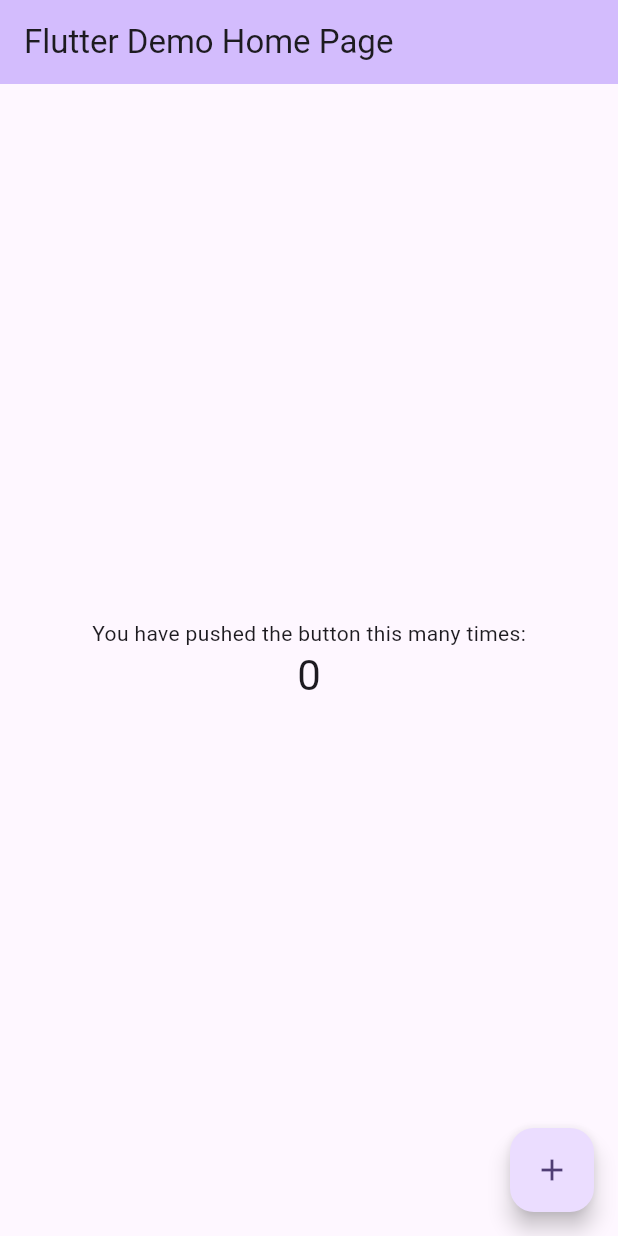
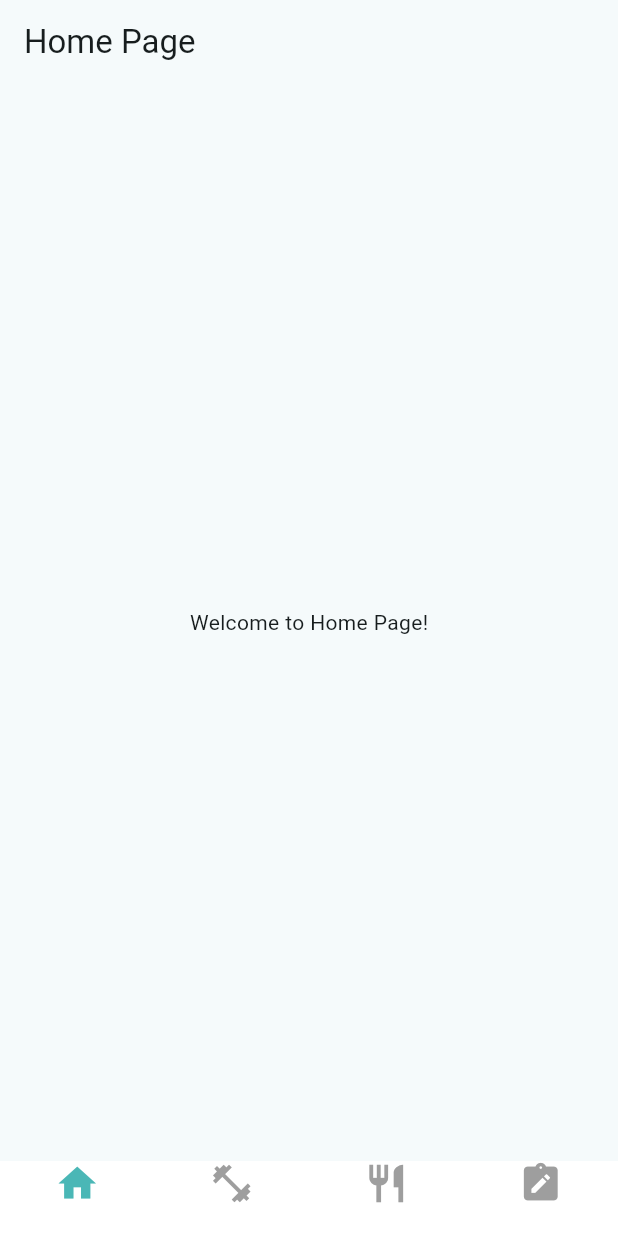
Before and after one commit to NDHunq/SE215_NutriFit, a Flutter app: the screen it shows after launch, on a phone screen of 412 x 824 dp. Run offline on Flutter 3.47's test engine with Material 3 defaults, Android fonts, the phone set to English and light mode, and no system bars.

Commit message:
navigation bar

```diff
--- a/lib/core/configs/theme/app_colors.dart
+++ b/lib/core/configs/theme/app_colors.dart
@@ -1,7 +1,7 @@
-// import 'dart:ui';
+import 'dart:ui';
 
 class AppColors {
-  // static const xanh_main = Color(0xff4AB7B6);
+  static const xanh_ngoc_nhat = Color(0xff4AB7B6);
   // static const cam_main = Color(0xffFFA551);
   // static const do_main = Color(0xffE95F61);
   // static const xam_nhat = Color(0xffC5C5C5);
--- a/lib/main.dart
+++ b/lib/main.dart
@@ -1,125 +1,37 @@
+import 'package:flutter/foundation.dart';
 import 'package:flutter/material.dart';
+import 'package:se215_nutrifit/presentation/screens/navigation/navigation.dart';
 
-void main() {
+// Thêm dòng này
+
+Future main() async {
+  // Initialize dependencies
+
   runApp(const MyApp());
 }
 
-class MyApp extends StatelessWidget {
+class MyApp extends StatefulWidget {
   const MyApp({super.key});
 
+  @override
+  State<MyApp> createState() => _MyAppState();
+}
+
+class _MyAppState extends State<MyApp> {
   // This widget is the root of your application.
+
   @override
   Widget build(BuildContext context) {
     return MaterialApp(
-      title: 'Flutter Demo',
+      title: 'TaskMate',
       theme: ThemeData(
-        // This is the theme of your application.
-        //
-        // TRY THIS: Try running your application with "flutter run". You'll see
-        // the application has a purple toolbar. Then, without quitting the app,
-        // try changing the seedColor in the colorScheme below to Colors.green
-        // and then invoke "hot reload" (save your changes or press the "hot
-        // reload" button in a Flutter-supported IDE, or press "r" if you used
-        // the command line to start the app).
-        //
-        // Notice that the counter didn't reset back to zero; the application
-        // state is not lost during the reload. To reset the state, use hot
-        // restart instead.
-        //
-        // This works for code too, not just values: Most code changes can be
-        // tested with just a hot reload.
-        colorScheme: ColorScheme.fromSeed(seedColor: Colors.deepPurple),
+        colorScheme: ColorScheme.fromSeed(
+            seedColor: const Color.fromARGB(255, 255, 255, 255)),
         useMaterial3: true,
       ),
-      home: const MyHomePage(title: 'Flutter Demo Home Page'),
+
+      home: Navigation(),
+      debugShowCheckedModeBanner: false, // Bỏ nhãn DEBUG
     );
   }
 }
-
-class MyHomePage extends StatefulWidget {
-  const MyHomePage({super.key, required this.title});
-
-  // This widget is the home page of your application. It is stateful, meaning
-  // that it has a State object (defined below) that contains fields that affect
-  // how it looks.
-
-  // This class is the configuration for the state. It holds the values (in this
-  // case the title) provided by the parent (in this case the App widget) and
-  // used by the build method of the State. Fields in a Widget subclass are
-  // always marked "final".
-
-  final String title;
-
-  @override
-  State<MyHomePage> createState() => _MyHomePageState();
-}
-
-class _MyHomePageState extends State<MyHomePage> {
-  int _counter = 0;
-
-  void _incrementCounter() {
-    setState(() {
-      // This call to setState tells the Flutter framework that something has
-      // changed in this State, which causes it to rerun the build method below
-      // so that the display can reflect the updated values. If we changed
-      // _counter without calling setState(), then the build method would not be
-      // called again, and so nothing would appear to happen.
-      _counter++;
-    });
-  }
-
-  @override
-  Widget build(BuildContext context) {
-    // This method is rerun every time setState is called, for instance as done
-    // by the _incrementCounter method above.
-    //
-    // The Flutter framework has been optimized to make rerunning build methods
-    // fast, so that you can just rebuild anything that needs updating rather
-    // than having to individually change instances of widgets.
-    return Scaffold(
-      appBar: AppBar(
-        // TRY THIS: Try changing the color here to a specific color (to
-        // Colors.amber, perhaps?) and trigger a hot reload to see the AppBar
-        // change color while the other colors stay the same.
-        backgroundColor: Theme.of(context).colorScheme.inversePrimary,
-        // Here we take the value from the MyHomePage object that was created by
-        // the App.build method, and use it to set our appbar title.
-        title: Text(widget.title),
-      ),
-      body: Center(
-        // Center is a layout widget. It takes a single child and positions it
-        // in the middle of the parent.
-        child: Column(
-          // Column is also a layout widget. It takes a list of children and
-          // arranges them vertically. By default, it sizes itself to fit its
-          // children horizontally, and tries to be as tall as its parent.
-          //
-          // Column has various properties to control how it sizes itself and
-          // how it positions its children. Here we use mainAxisAlignment to
-          // center the children vertically; the main axis here is the vertical
-          // axis because Columns are vertical (the cross axis would be
-          // horizontal).
-          //
-          // TRY THIS: Invoke "debug painting" (choose the "Toggle Debug Paint"
-          // action in the IDE, or press "p" in the console), to see the
-          // wireframe for each widget.
-          mainAxisAlignment: MainAxisAlignment.center,
-          children: <Widget>[
-            const Text(
-              'You have pushed the button this many times:',
-            ),
-            Text(
-              '$_counter',
-              style: Theme.of(context).textTheme.headlineMedium,
-            ),
-          ],
-        ),
-      ),
-      floatingActionButton: FloatingActionButton(
-        onPressed: _incrementCounter,
-        tooltip: 'Increment',
-        child: const Icon(Icons.add),
-      ), // This trailing comma makes auto-formatting nicer for build methods.
-    );
-  }
-}
--- /dev/null
+++ b/lib/presentation/screens/home/HomePage.dart
@@ -0,0 +1,15 @@
+import 'package:flutter/material.dart';
+
+class HomePage extends StatelessWidget {
+  @override
+  Widget build(BuildContext context) {
+    return Scaffold(
+      appBar: AppBar(
+        title: Text('Home Page'),
+      ),
+      body: Center(
+        child: Text('Welcome to Home Page!'),
+      ),
+    );
+  }
+}
--- /dev/null
+++ b/lib/presentation/screens/navigation/navigation.dart
@@ -0,0 +1,115 @@
+import 'package:flutter/material.dart';
+import 'package:se215_nutrifit/core/configs/theme/app_colors.dart';
+import 'package:se215_nutrifit/presentation/screens/home/HomePage.dart';
+import 'package:se215_nutrifit/presentation/screens/plan/planPage.dart';
+import 'package:se215_nutrifit/presentation/screens/recipe/recipePage.dart';
+import 'package:se215_nutrifit/presentation/screens/workout/workoutPage.dart';
+
+class Navigation extends StatefulWidget {
+  final int? tab;
+  final int? userId;
+  const Navigation({super.key, this.tab, this.userId});
+
+  @override
+  State<Navigation> createState() => _NavigationState();
+}
+
+class _NavigationState extends State<Navigation> {
+  int userId = 0;
+  String Useravatar = "";
+  Future<void> userID() async {}
+
+  int currentPageIndex = 0;
+  @override
+  void initState() {
+    super.initState();
+
+    currentPageIndex = widget.tab ?? 0;
+  }
+
+  @override
+  Widget build(BuildContext context) {
+    return Scaffold(
+        bottomNavigationBar: _navigationBar(),
+        body: [
+          HomePage(),
+          WorkoutPage(),
+          RecipePage(),
+          PlanPage(),
+        ][currentPageIndex]);
+  }
+
+  Widget _navigationBar() {
+    return NavigationBar(
+      onDestinationSelected: (int index) {
+        setState(() {
+          currentPageIndex = index;
+        });
+      },
+      height: 50,
+      backgroundColor: Colors.white,
+      indicatorColor: Colors.transparent,
+      // indicatorShape: const Border(
+      //   top: BorderSide(
+      //     color: AppColors.xanh_main,
+      //     width: 4,
+      //   ),
+      // ),
+      destinations: const [
+        NavigationDestination(
+          selectedIcon: Icon(
+            Icons.home,
+            color: AppColors.xanh_ngoc_nhat,
+            size: 30,
+          ),
+          icon: Icon(
+            Icons.home,
+            color: Colors.grey,
+            size: 30,
+          ),
+          label: '',
+        ),
+        NavigationDestination(
+          selectedIcon: Icon(
+            Icons.fitness_center,
+            color: AppColors.xanh_ngoc_nhat,
+            size: 30,
+          ),
+          icon: Icon(
+            Icons.fitness_center,
+            color: Colors.grey,
+            size: 30,
+          ),
+          label: '',
+        ),
+        NavigationDestination(
+          selectedIcon: Icon(
+            Icons.restaurant,
+            color: AppColors.xanh_ngoc_nhat,
+            size: 40,
+          ),
+          icon: Icon(
+            Icons.restaurant,
+            color: Colors.grey,
+            size: 30,
+          ),
+          label: '',
+        ),
+        NavigationDestination(
+          selectedIcon: Icon(
+            Icons.note_alt,
+            color: AppColors.xanh_ngoc_nhat,
+            size: 30,
+          ),
+          icon: Icon(
+            Icons.note_alt,
+            color: Colors.grey,
+            size: 30,
+          ),
+          label: '',
+        ),
+      ],
+      selectedIndex: currentPageIndex,
+    );
+  }
+}
--- /dev/null
+++ b/lib/presentation/screens/plan/planPage.dart
@@ -0,0 +1,15 @@
+import 'package:flutter/material.dart';
+
+class PlanPage extends StatelessWidget {
+  @override
+  Widget build(BuildContext context) {
+    return Scaffold(
+      appBar: AppBar(
+        title: Text('Plan Page'),
+      ),
+      body: Center(
+        child: Text('This is the Plan Page'),
+      ),
+    );
+  }
+}
--- /dev/null
+++ b/lib/presentation/screens/recipe/recipePage.dart
@@ -0,0 +1,21 @@
+import 'package:flutter/material.dart';
+
+class RecipePage extends StatelessWidget {
+  @override
+  Widget build(BuildContext context) {
+    return Scaffold(
+      appBar: AppBar(
+        title: Text('Recipe Page'),
+      ),
+      body: Center(
+        child: Text('Welcome to the Recipe Page!'),
+      ),
+    );
+  }
+}
+
+void main() {
+  runApp(MaterialApp(
+    home: RecipePage(),
+  ));
+}
--- /dev/null
+++ b/lib/presentation/screens/workout/workoutPage.dart
@@ -0,0 +1,18 @@
+import 'package:flutter/material.dart';
+
+class WorkoutPage extends StatelessWidget {
+  @override
+  Widget build(BuildContext context) {
+    return Scaffold(
+      appBar: AppBar(
+        title: Text('Workout Page'),
+      ),
+      body: Center(
+        child: Text(
+          'Welcome to the Workout Page!',
+          style: TextStyle(fontSize: 24),
+        ),
+      ),
+    );
+  }
+}
--- a/pubspec.yaml
+++ b/pubspec.yaml
@@ -2,7 +2,7 @@ name: se215_nutrifit
 description: "A new Flutter project."
 # The following line prevents the package from being accidentally published to
 # pub.dev using `flutter pub publish`. This is preferred for private packages.
-publish_to: 'none' # Remove this line if you wish to publish to pub.dev
+publish_to: "none" # Remove this line if you wish to publish to pub.dev
 
 # The following defines the version and build number for your application.
 # A version number is three numbers separated by dots, like 1.2.43
@@ -19,7 +19,7 @@ publish_to: 'none' # Remove this line if you wish to publish to pub.dev
 version: 1.0.0+1
 
 environment:
-  sdk: '>=3.4.4 <4.0.0'
+  sdk: ">=3.4.0 <4.0.0"
 
 # Dependencies specify other packages that your package needs in order to work.
 # To automatically upgrade your package dependencies to the latest versions
@@ -30,7 +30,6 @@ environment:
 dependencies:
   flutter:
     sdk: flutter
-
 
   # The following adds the Cupertino Icons font to your application.
   # Use with the CupertinoIcons class for iOS style icons.
@@ -52,7 +51,6 @@ dev_dependencies:
 
 # The following section is specific to Flutter packages.
 flutter:
-
   # The following line ensures that the Material Icons font is
   # included with your application, so that you can use the icons in
   # the material Icons class.
```
Also changed, not shown: pubspec.lock.
